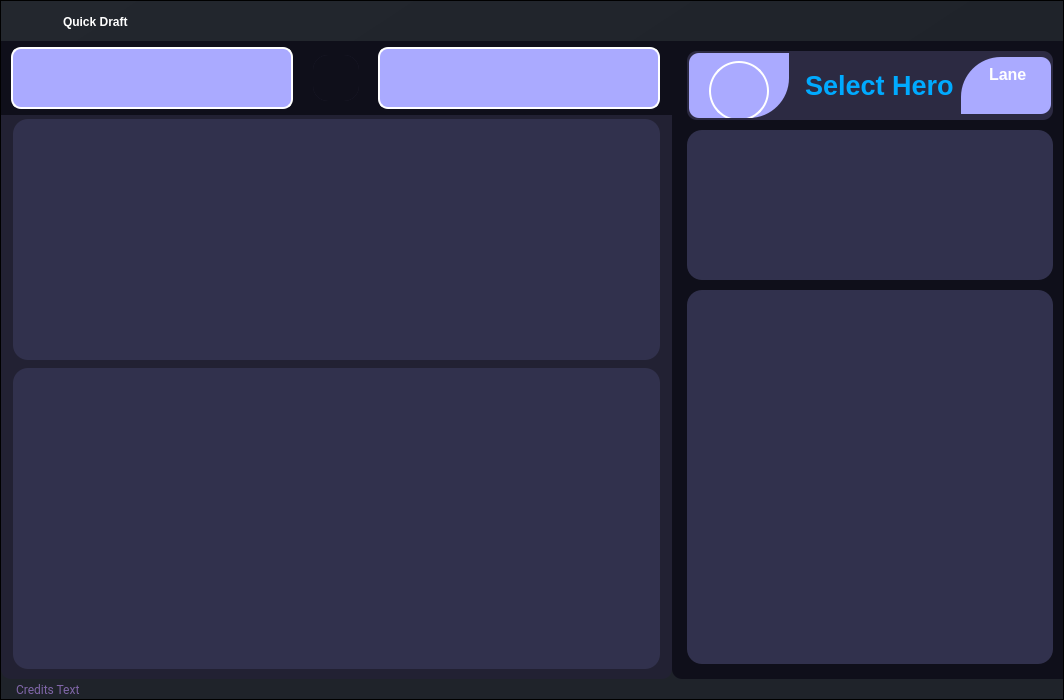
This is ui/pages/quick_draft.ui in elian-olbz/mlbb-drafting-and-simulation-tools as Qt 5 draws it before an edit. The edited form follows.
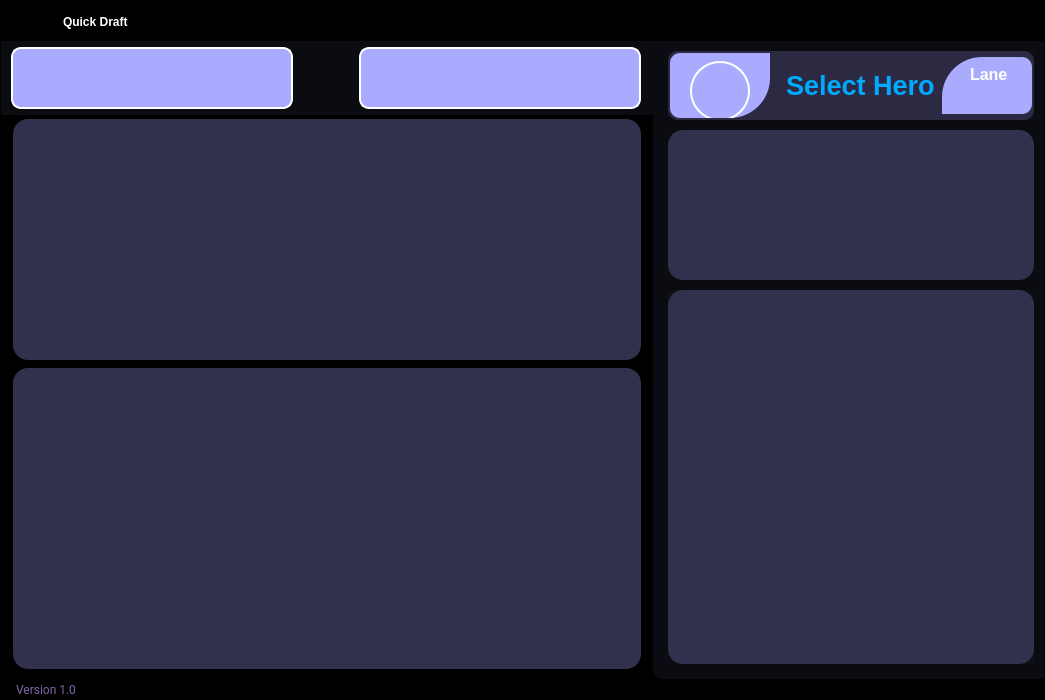
This is the edited form. Icons and pictures are not drawn.

Diff of the .ui file:
```diff
--- a/ui/pages/quick_draft.ui
+++ b/ui/pages/quick_draft.ui
@@ -6,7 +6,7 @@
    <rect>
     <x>0</x>
     <y>0</y>
-    <width>1064</width>
+    <width>1045</width>
     <height>700</height>
    </rect>
   </property>
@@ -51,8 +51,7 @@
     <item>
      <widget class="QFrame" name="drop_shadow">
       <property name="styleSheet">
-       <string notr="true">
-background-color: qlineargradient(spread:pad, x1:0, y1:0, x2:1, y2:1, stop:0 rgba(35, 39, 46, 1), stop:0.521368 rgba(31, 35, 42, 1));
+       <string notr="true">background-color: qlineargradient(spread: pad, x1: 0, y1: 0, x2: 1, y2: 1, stop: 0 rgba(0, 0, 0, 1), stop: 0.521368 rgba(0, 0, 0, 1));
 </string>
       </property>
       <property name="frameShape">
@@ -536,7 +535,7 @@
                    </size>
                   </property>
                   <property name="styleSheet">
-                   <string notr="true">background-color:rgb(34, 33, 51);
+                   <string notr="true">background-color: transparent;
 border-radius: 10px;</string>
                   </property>
                   <layout class="QVBoxLayout" name="verticalLayout_17">
@@ -569,7 +568,7 @@
 border-bottom-left-radius: 0px;
 border-top-right-radius: 0px;
 border-bottom-right-radius: 0px;
-background-color:rgb(15, 15, 26);
+background-color:rgba(15, 15, 26, 180);
 }</string>
                      </property>
                      <layout class="QHBoxLayout" name="horizontalLayout_4" stretch="5,0,5">
@@ -958,7 +957,7 @@
                            </property>
                            <property name="styleSheet">
                             <string notr="true">image: url(:/icons/icons/pick-icon.png);
-background-color:rgb(15, 15, 26);</string>
+</string>
                            </property>
                            <property name="text">
                             <string/>
@@ -1271,6 +1270,9 @@
                    </item>
                    <item>
                     <widget class="QFrame" name="frame_4">
+                     <property name="styleSheet">
+                      <string notr="true">background-color: transparent;</string>
+                     </property>
                      <property name="frameShape">
                       <enum>QFrame::StyledPanel</enum>
                      </property>
@@ -1435,7 +1437,7 @@
                    </size>
                   </property>
                   <property name="styleSheet">
-                   <string notr="true">background-color:rgb(15, 15, 26);
+                   <string notr="true">background-color:rgba(15, 15, 26, 180);
 border-top-left-radius: 0px;
 border-bottom-left-radius: 10px;
 border-top-right-radius: 0x;
@@ -1980,7 +1982,7 @@
                </property>
                <property name="styleSheet">
                 <string notr="true">QFrame #credits_bar{
-background-color:#1f232a;
+background-color: transparent;
 border-top-left-radius: 0px;
 border-bottom-left-radius: 10px;
 border-top-right-radius: 0px;
@@ -2046,7 +2048,7 @@
                       <string notr="true">color: rgb(128, 102, 168);</string>
                      </property>
                      <property name="text">
-                      <string>Credits Text</string>
+                      <string>Version 1.0</string>
                      </property>
                     </widget>
                    </item>
```
